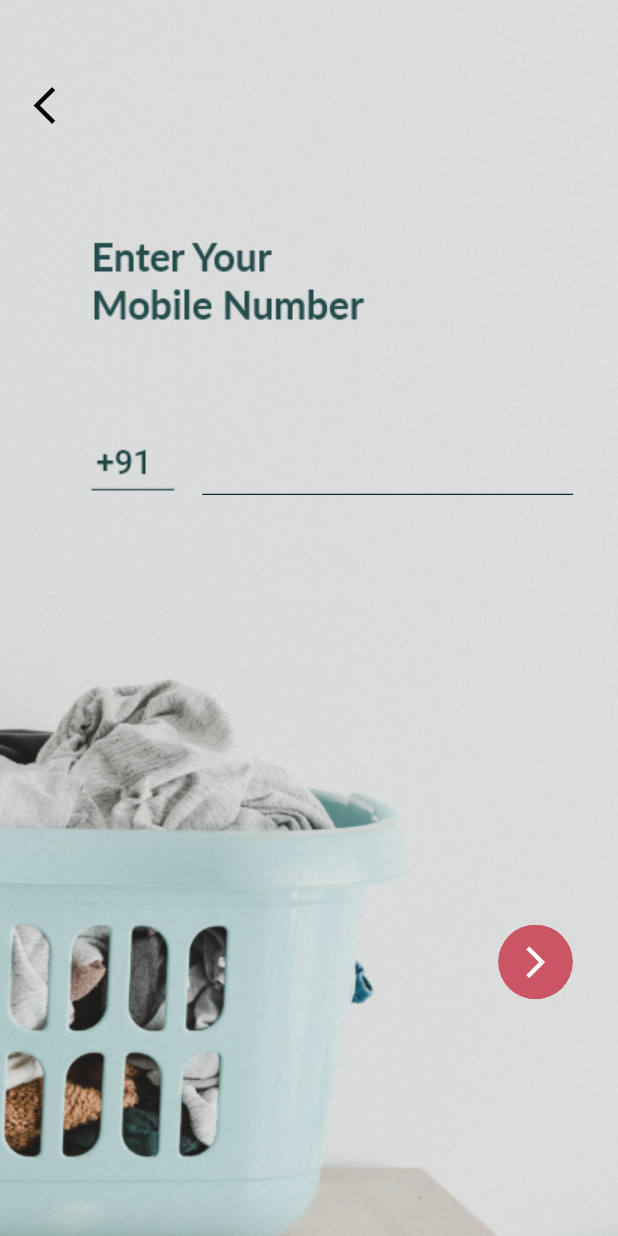
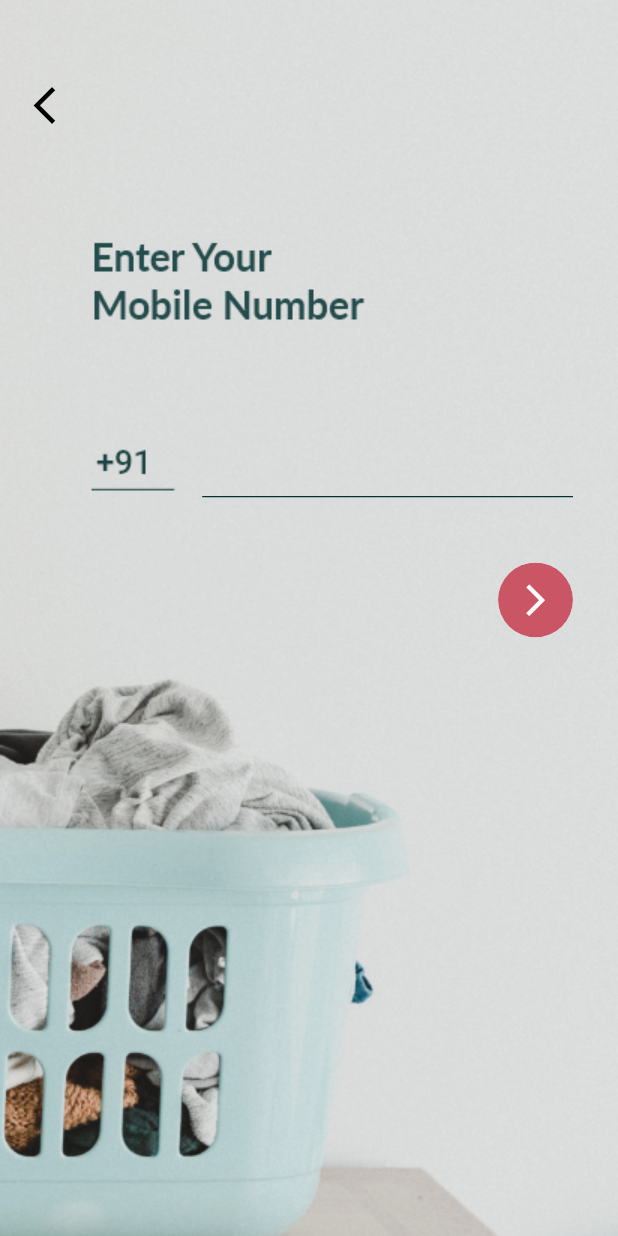
Before and after one commit to pratit989/Rinse, a Flutter app: the screen it shows after launch, after a tap on "Customer", on a phone screen of 412 x 824 dp. Run offline on Flutter 3.47's test engine with Material 2 defaults, Android fonts, the phone set to English and light mode, and no system bars; our stand-ins replace auto_size_text, built_collection, built_value, cloud_firestore, easy_debounce, firebase_auth and 10 more; missing offline and left inert: json_path; accounts and stored records are empty; generated files the repository leaves out were written again.

Commit message:
Updating to latest FlutterFlow output.

```diff
--- a/lib/login/login_widget.dart
+++ b/lib/login/login_widget.dart
@@ -64,7 +64,7 @@ class _LoginWidgetState extends State<LoginWidget> {
                           children: [
                             Expanded(
                               child: Align(
-                                alignment: AlignmentDirectional(1, 0),
+                                alignment: AlignmentDirectional(1, 1.15),
                                 child: Container(
                                   width:
                                       MediaQuery.of(context).size.width * 0.6,
@@ -131,8 +131,9 @@ class _LoginWidgetState extends State<LoginWidget> {
                                 ),
                               ),
                             ),
-                            Align(
-                              alignment: AlignmentDirectional(1, 0),
+                            Expanded(
+                              child: Align(
+                                alignment: AlignmentDirectional(1, -0.8),
                                 child: FlutterFlowIconButton(
                                   borderColor: Colors.transparent,
                                   borderRadius: 30,
@@ -151,7 +152,8 @@ class _LoginWidgetState extends State<LoginWidget> {
                                     if (phoneNumberController.text.isEmpty ||
                                         !phoneNumberController.text
                                             .startsWith('+')) {
-                                    ScaffoldMessenger.of(context).showSnackBar(
+                                      ScaffoldMessenger.of(context)
+                                          .showSnackBar(
                                         SnackBar(
                                           content: Text(
                                               'Phone Number is required and has to start with +.'),
@@ -174,6 +176,7 @@ class _LoginWidgetState extends State<LoginWidget> {
                                       },
                                     );
                                   },
+                                ),
                               ),
                             ),
                           ],
```
Lines whose indentation alone changed are shown as unchanged.
